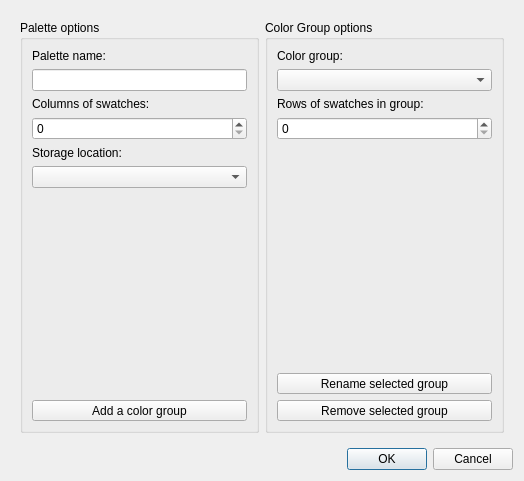
Old version of the form libs/ui/forms/WdgDlgPaletteEditor.ui in the repository KDE/krita.
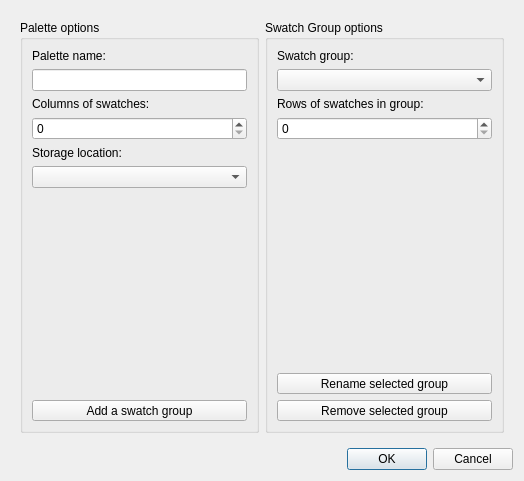
New version of the form.

Commit message: Relabeled Palette Editor Dialogue. Fixed unlabeled dialogue title. Added label for group droplist. Color to Swatch, Group to Swatch group, ID to Swatch ID, Name to XXX name. Spot to Spot color. Added colons.

Patch:
```diff
--- a/libs/ui/forms/WdgDlgPaletteEditor.ui
+++ b/libs/ui/forms/WdgDlgPaletteEditor.ui
@@ -79,7 +79,7 @@
             </sizepolicy>
            </property>
            <property name="text">
-            <string>Add a color group</string>
+            <string>Add a swatch group</string>
            </property>
           </widget>
          </item>
@@ -89,13 +89,13 @@
       <item>
        <widget class="QGroupBox" name="gbxGroup">
         <property name="title">
-         <string>Color Group options</string>
+         <string>Swatch Group options</string>
         </property>
         <layout class="QVBoxLayout" name="verticalLayout_2">
          <item>
           <widget class="QLabel" name="labelColorGroupList">
            <property name="text">
-            <string>Color group:</string>
+            <string>Swatch group:</string>
            </property>
           </widget>
          </item>
```
